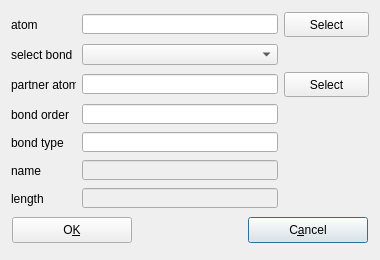
Qt form source/VIEW/DIALOGS/bondProperties.ui (BALL-Project/ball) before a commit.
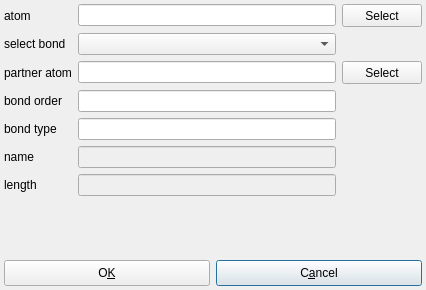
The same form after that commit.

```diff
--- a/source/VIEW/DIALOGS/bondProperties.ui
+++ b/source/VIEW/DIALOGS/bondProperties.ui
@@ -5,38 +5,109 @@
    <rect>
     <x>0</x>
     <y>0</y>
-    <width>380</width>
-    <height>260</height>
+    <width>426</width>
+    <height>290</height>
    </rect>
   </property>
   <property name="windowTitle" >
    <string>Bond Properties</string>
   </property>
+  <layout class="QGridLayout" >
+   <property name="margin" >
+    <number>4</number>
+   </property>
+   <property name="spacing" >
+    <number>6</number>
+   </property>
+   <item row="7" column="1" >
+    <spacer>
+     <property name="orientation" >
+      <enum>Qt::Vertical</enum>
+     </property>
+     <property name="sizeHint" >
+      <size>
+       <width>20</width>
+       <height>11</height>
+      </size>
+     </property>
+    </spacer>
+   </item>
+   <item row="8" column="0" colspan="3" >
+    <layout class="QHBoxLayout" >
+     <property name="margin" >
+      <number>0</number>
+     </property>
+     <property name="spacing" >
+      <number>6</number>
+     </property>
+     <item>
+      <widget class="QPushButton" name="ok_button" >
+       <property name="sizePolicy" >
+        <sizepolicy>
+         <hsizetype>7</hsizetype>
+         <vsizetype>0</vsizetype>
+         <horstretch>0</horstretch>
+         <verstretch>0</verstretch>
+        </sizepolicy>
+       </property>
+       <property name="minimumSize" >
+        <size>
+         <width>120</width>
+         <height>26</height>
+        </size>
+       </property>
+       <property name="text" >
+        <string>O&amp;K</string>
+       </property>
+       <property name="shortcut" >
+        <string>Alt+K</string>
+       </property>
+       <property name="default" >
+        <bool>true</bool>
+       </property>
+      </widget>
+     </item>
+     <item>
+      <widget class="QPushButton" name="cancel_button" >
+       <property name="sizePolicy" >
+        <sizepolicy>
+         <hsizetype>7</hsizetype>
+         <vsizetype>0</vsizetype>
+         <horstretch>0</horstretch>
+         <verstretch>0</verstretch>
+        </sizepolicy>
+       </property>
+       <property name="minimumSize" >
+        <size>
+         <width>120</width>
+         <height>26</height>
+        </size>
+       </property>
+       <property name="text" >
+        <string>C&amp;ancel</string>
+       </property>
+       <property name="shortcut" >
+        <string>Alt+A</string>
+       </property>
+       <property name="default" >
+        <bool>true</bool>
+       </property>
+      </widget>
+     </item>
+    </layout>
+   </item>
+   <item row="0" column="0" >
   <widget class="QLabel" name="TextLabel1" >
-   <property name="geometry" >
-    <rect>
-     <x>11</x>
-     <y>12</y>
-     <width>65</width>
-     <height>25</height>
-    </rect>
-   </property>
    <property name="text" >
     <string>atom</string>
    </property>
   </widget>
+   </item>
+   <item row="5" column="1" >
   <widget class="QLineEdit" name="name_edit" >
    <property name="enabled" >
     <bool>false</bool>
    </property>
-   <property name="geometry" >
-    <rect>
-     <x>82</x>
-     <y>160</y>
-     <width>196</width>
-     <height>20</height>
-    </rect>
-   </property>
    <property name="text" >
     <string/>
    </property>
@@ -44,174 +115,96 @@
     <bool>true</bool>
    </property>
   </widget>
+   </item>
+   <item row="2" column="1" >
   <widget class="QLineEdit" name="partner_edit" >
-   <property name="geometry" >
-    <rect>
-     <x>82</x>
-     <y>74</y>
-     <width>196</width>
-     <height>20</height>
-    </rect>
-   </property>
    <property name="readOnly" >
     <bool>true</bool>
    </property>
   </widget>
+   </item>
+   <item row="3" column="1" >
   <widget class="QLineEdit" name="order_edit" >
-   <property name="geometry" >
-    <rect>
-     <x>82</x>
-     <y>104</y>
-     <width>196</width>
-     <height>20</height>
-    </rect>
-   </property>
    <property name="readOnly" >
     <bool>true</bool>
    </property>
   </widget>
+   </item>
+   <item row="6" column="1" >
   <widget class="QLineEdit" name="length_edit" >
    <property name="enabled" >
     <bool>false</bool>
    </property>
-   <property name="geometry" >
-    <rect>
-     <x>82</x>
-     <y>188</y>
-     <width>196</width>
-     <height>20</height>
-    </rect>
-   </property>
    <property name="readOnly" >
     <bool>true</bool>
    </property>
   </widget>
+   </item>
+   <item row="1" column="0" >
   <widget class="QLabel" name="TextLabel2" >
-   <property name="geometry" >
-    <rect>
-     <x>11</x>
-     <y>44</y>
-     <width>65</width>
-     <height>21</height>
-    </rect>
-   </property>
    <property name="text" >
     <string>select bond</string>
    </property>
   </widget>
+   </item>
+   <item row="2" column="0" >
   <widget class="QLabel" name="TextLabel2_2" >
-   <property name="geometry" >
-    <rect>
-     <x>11</x>
-     <y>72</y>
-     <width>65</width>
-     <height>25</height>
-    </rect>
-   </property>
    <property name="text" >
     <string>partner atom</string>
    </property>
   </widget>
+   </item>
+   <item row="3" column="0" >
   <widget class="QLabel" name="TextLabel8" >
-   <property name="geometry" >
-    <rect>
-     <x>11</x>
-     <y>104</y>
-     <width>65</width>
-     <height>21</height>
-    </rect>
-   </property>
    <property name="text" >
     <string>bond order</string>
    </property>
   </widget>
+   </item>
+   <item row="4" column="0" >
   <widget class="QLabel" name="TextLabel4" >
-   <property name="geometry" >
-    <rect>
-     <x>11</x>
-     <y>132</y>
-     <width>65</width>
-     <height>21</height>
-    </rect>
-   </property>
    <property name="text" >
     <string>bond type</string>
    </property>
   </widget>
+   </item>
+   <item row="5" column="0" >
   <widget class="QLabel" name="TextLabel7" >
-   <property name="geometry" >
-    <rect>
-     <x>11</x>
-     <y>160</y>
-     <width>65</width>
-     <height>21</height>
-    </rect>
-   </property>
    <property name="text" >
     <string>name</string>
    </property>
   </widget>
+   </item>
+   <item row="6" column="0" >
   <widget class="QLabel" name="TextLabel5" >
-   <property name="geometry" >
-    <rect>
-     <x>11</x>
-     <y>188</y>
-     <width>65</width>
-     <height>21</height>
-    </rect>
-   </property>
    <property name="text" >
     <string>length</string>
    </property>
   </widget>
+   </item>
+   <item row="0" column="1" >
   <widget class="QLineEdit" name="atom_edit" >
-   <property name="geometry" >
-    <rect>
-     <x>82</x>
-     <y>14</y>
-     <width>196</width>
-     <height>20</height>
-    </rect>
-   </property>
    <property name="readOnly" >
     <bool>true</bool>
    </property>
   </widget>
+   </item>
+   <item row="4" column="1" >
   <widget class="QLineEdit" name="type_edit" >
-   <property name="geometry" >
-    <rect>
-     <x>82</x>
-     <y>132</y>
-     <width>196</width>
-     <height>20</height>
-    </rect>
-   </property>
    <property name="readOnly" >
     <bool>true</bool>
    </property>
   </widget>
+   </item>
+   <item row="1" column="1" >
   <widget class="QComboBox" name="bond_box" >
-   <property name="geometry" >
-    <rect>
-     <x>82</x>
-     <y>44</y>
-     <width>196</width>
-     <height>21</height>
-    </rect>
-   </property>
    <property name="toolTip" >
     <string>Select bond type</string>
    </property>
   </widget>
+   </item>
+   <item row="0" column="2" >
   <widget class="QPushButton" name="focus_atom" >
-   <property name="geometry" >
-    <rect>
-     <x>284</x>
-     <y>12</y>
-     <width>85</width>
-     <height>25</height>
-    </rect>
-   </property>
    <property name="minimumSize" >
     <size>
      <width>36</width>
@@ -225,15 +218,9 @@
     <string>Select</string>
    </property>
   </widget>
+   </item>
+   <item row="2" column="2" >
   <widget class="QPushButton" name="focus_partner" >
-   <property name="geometry" >
-    <rect>
-     <x>284</x>
-     <y>72</y>
-     <width>85</width>
-     <height>25</height>
-    </rect>
-   </property>
    <property name="minimumSize" >
     <size>
      <width>36</width>
@@ -247,72 +234,8 @@
     <string>Select</string>
    </property>
   </widget>
-  <widget class="QPushButton" name="ok_button" >
-   <property name="geometry" >
-    <rect>
-     <x>12</x>
-     <y>217</y>
-     <width>120</width>
-     <height>26</height>
-    </rect>
-   </property>
-   <property name="sizePolicy" >
-    <sizepolicy>
-     <hsizetype>0</hsizetype>
-     <vsizetype>0</vsizetype>
-     <horstretch>0</horstretch>
-     <verstretch>0</verstretch>
-    </sizepolicy>
-   </property>
-   <property name="minimumSize" >
-    <size>
-     <width>120</width>
-     <height>26</height>
-    </size>
-   </property>
-   <property name="text" >
-    <string>O&amp;K</string>
-   </property>
-   <property name="shortcut" >
-    <string>Alt+K</string>
-   </property>
-   <property name="default" >
-    <bool>true</bool>
-   </property>
-  </widget>
-  <widget class="QPushButton" name="cancel_button" >
-   <property name="geometry" >
-    <rect>
-     <x>248</x>
-     <y>217</y>
-     <width>120</width>
-     <height>26</height>
-    </rect>
-   </property>
-   <property name="sizePolicy" >
-    <sizepolicy>
-     <hsizetype>0</hsizetype>
-     <vsizetype>0</vsizetype>
-     <horstretch>0</horstretch>
-     <verstretch>0</verstretch>
-    </sizepolicy>
-   </property>
-   <property name="minimumSize" >
-    <size>
-     <width>120</width>
-     <height>26</height>
-    </size>
-   </property>
-   <property name="text" >
-    <string>C&amp;ancel</string>
-   </property>
-   <property name="shortcut" >
-    <string>Alt+A</string>
-   </property>
-   <property name="default" >
-    <bool>true</bool>
-   </property>
-  </widget>
+   </item>
+  </layout>
  </widget>
  <layoutdefault spacing="6" margin="11" />
  <tabstops>
```
Left out of the diff: 4 changed lines with no effect on the pictures. Lines whose indentation alone changed are shown as unchanged.
